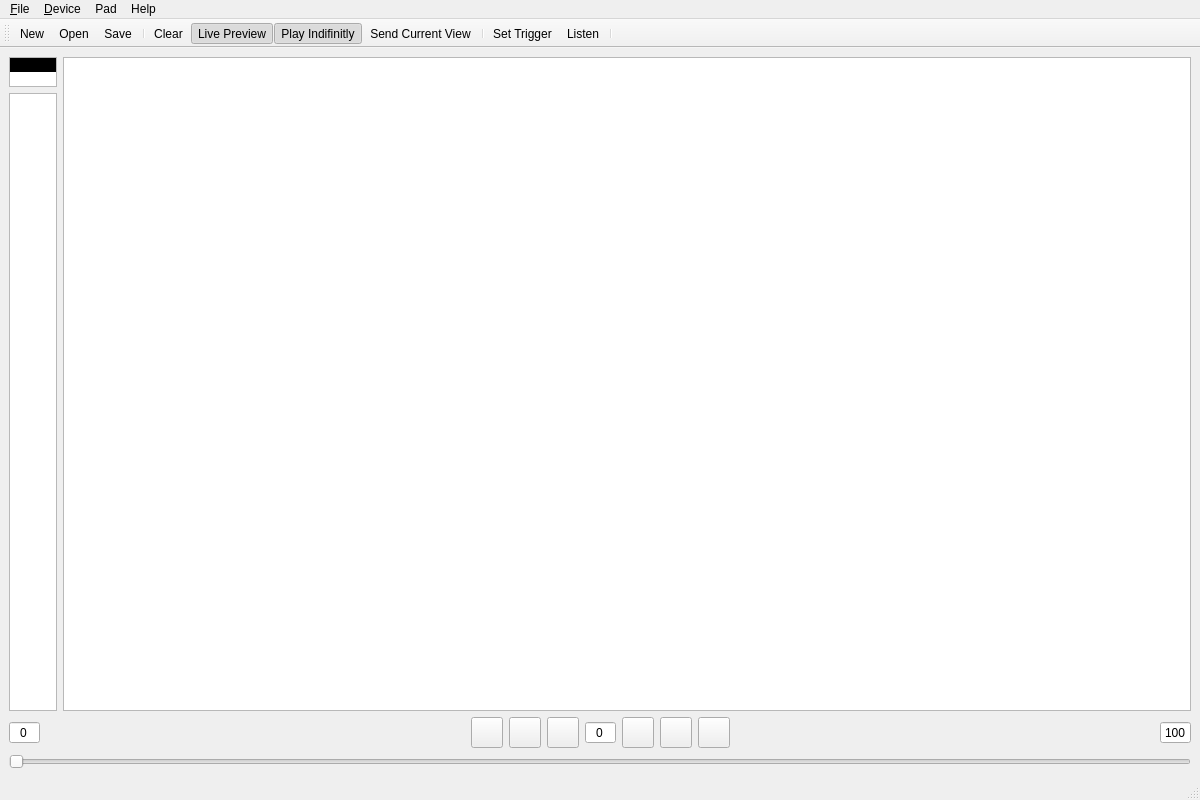
Qt form mainanimation.ui (zaghaghi/launchpad-led-animator) before a commit.
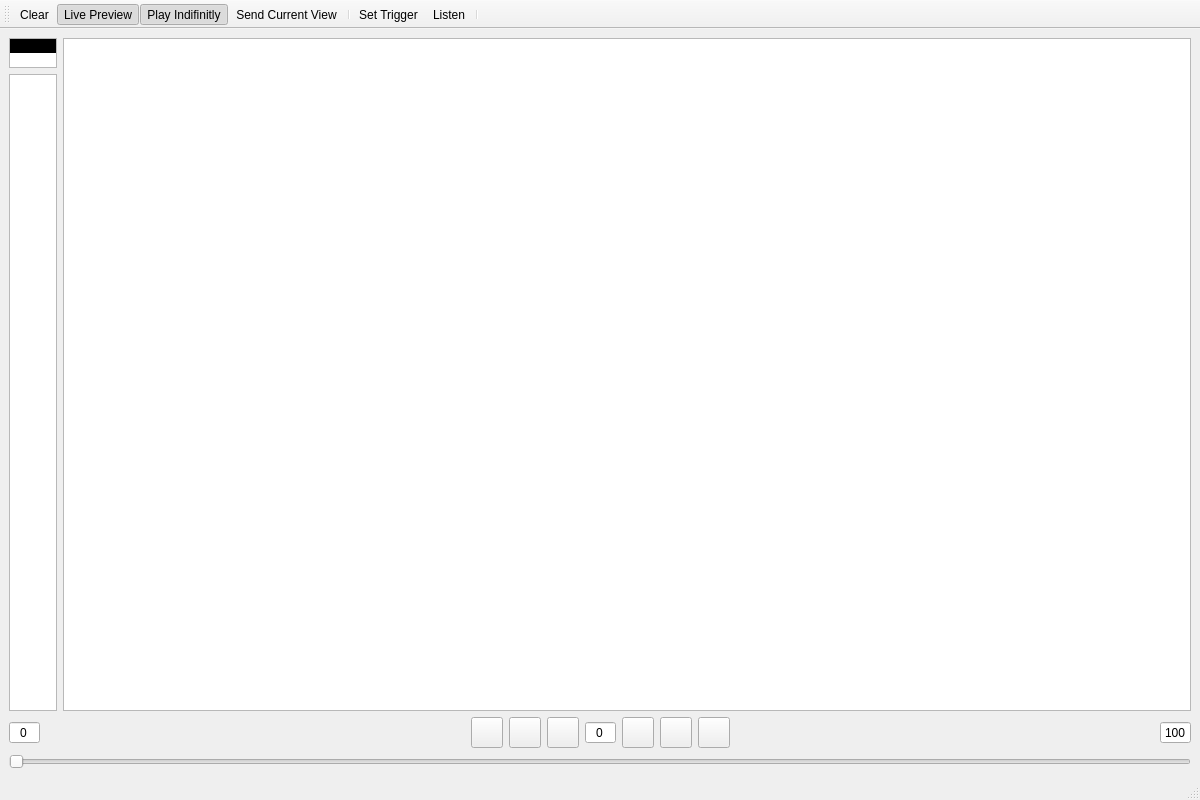
The same form after that commit. Icons and pictures are not drawn.

Diff of the .ui file:
```diff
--- a/mainanimation.ui
+++ b/mainanimation.ui
@@ -296,55 +296,6 @@
     </item>
    </layout>
   </widget>
-  <widget class="QMenuBar" name="menubar">
-   <property name="geometry">
-    <rect>
-     <x>0</x>
-     <y>0</y>
-     <width>1200</width>
-     <height>26</height>
-    </rect>
-   </property>
-   <widget class="QMenu" name="menuFile">
-    <property name="title">
-     <string>&amp;File</string>
-    </property>
-    <addaction name="actionNew"/>
-    <addaction name="action_Open"/>
-    <addaction name="action_Save"/>
-    <addaction name="actionSave_As"/>
-    <addaction name="separator"/>
-    <addaction name="actionExit"/>
-   </widget>
-   <widget class="QMenu" name="menu_Device">
-    <property name="title">
-     <string>&amp;Device</string>
-    </property>
-    <addaction name="actionSend"/>
-    <addaction name="separator"/>
-    <addaction name="actionLive_Preview"/>
-    <addaction name="actionPlay_Indifinitly"/>
-    <addaction name="separator"/>
-    <addaction name="actionSet_Trigger"/>
-    <addaction name="actionListen"/>
-   </widget>
-   <widget class="QMenu" name="menuPad">
-    <property name="title">
-     <string>Pad</string>
-    </property>
-    <addaction name="actionClear"/>
-   </widget>
-   <widget class="QMenu" name="menuHelp">
-    <property name="title">
-     <string>Help</string>
-    </property>
-    <addaction name="actionAbout"/>
-   </widget>
-   <addaction name="menuFile"/>
-   <addaction name="menu_Device"/>
-   <addaction name="menuPad"/>
-   <addaction name="menuHelp"/>
-  </widget>
   <widget class="QStatusBar" name="statusbar"/>
   <widget class="QToolBar" name="toolBar">
    <property name="windowTitle">
@@ -356,10 +307,6 @@
    <attribute name="toolBarBreak">
     <bool>false</bool>
    </attribute>
-   <addaction name="actionNew"/>
-   <addaction name="action_Open"/>
-   <addaction name="action_Save"/>
-   <addaction name="separator"/>
    <addaction name="actionClear"/>
    <addaction name="actionLive_Preview"/>
    <addaction name="actionPlay_Indifinitly"/>
@@ -369,42 +316,6 @@
    <addaction name="actionListen"/>
    <addaction name="separator"/>
   </widget>
-  <action name="action_Open">
-   <property name="icon">
-    <iconset resource="resource.qrc">
-     <normaloff>:/icons/Icons/open.svg</normaloff>:/icons/Icons/open.svg</iconset>
-   </property>
-   <property name="text">
-    <string>&amp;Open...</string>
-   </property>
-  </action>
-  <action name="action_Save">
-   <property name="icon">
-    <iconset resource="resource.qrc">
-     <normaloff>:/icons/Icons/save.svg</normaloff>:/icons/Icons/save.svg</iconset>
-   </property>
-   <property name="text">
-    <string>&amp;Save...</string>
-   </property>
-  </action>
-  <action name="actionSave_As">
-   <property name="icon">
-    <iconset resource="resource.qrc">
-     <normaloff>:/icons/Icons/save.svg</normaloff>:/icons/Icons/save.svg</iconset>
-   </property>
-   <property name="text">
-    <string>Save As...</string>
-   </property>
-  </action>
-  <action name="actionExit">
-   <property name="icon">
-    <iconset resource="resource.qrc">
-     <normaloff>:/icons/Icons/exit.svg</normaloff>:/icons/Icons/exit.svg</iconset>
-   </property>
-   <property name="text">
-    <string>E&amp;xit</string>
-   </property>
-  </action>
   <action name="actionSend">
    <property name="icon">
     <iconset resource="resource.qrc">
```
Left out of the diff: 5 changed lines with no effect on the pictures.
